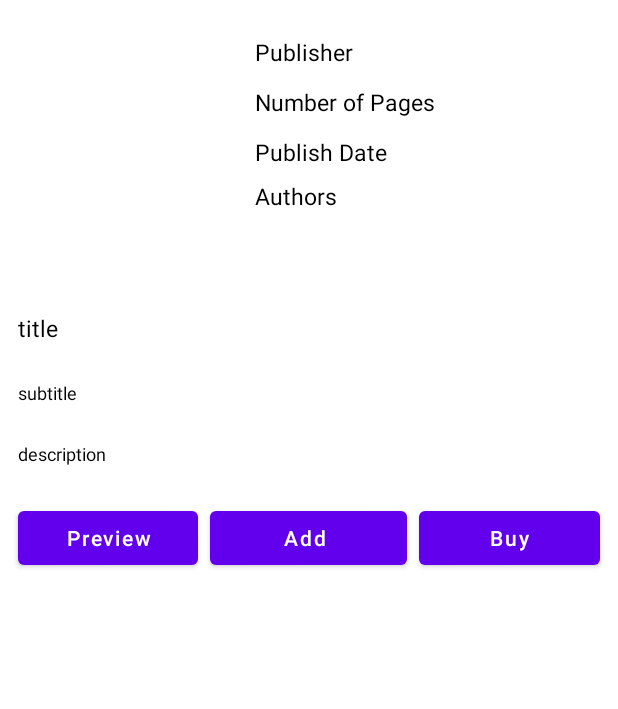
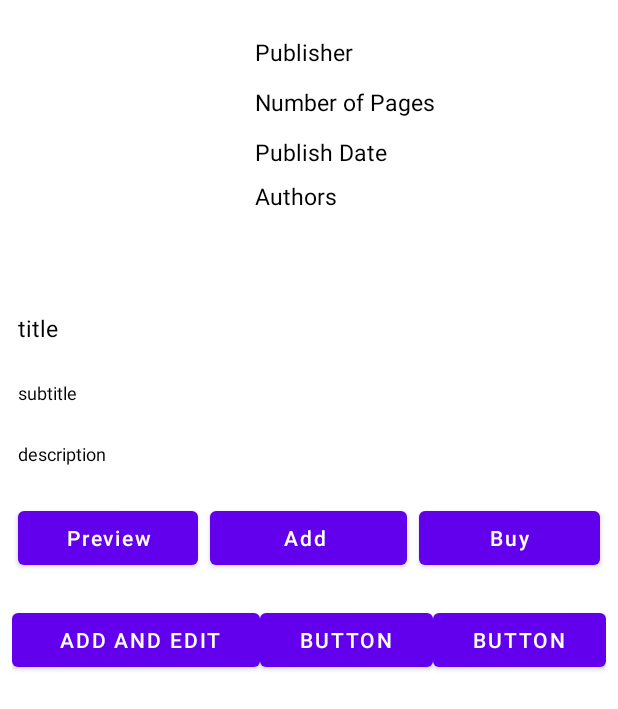
Before and after one commit to DeJuRapp/Book-Inventory-Management, an Android app: the layout activity_book_details.xml on its own in the app's theme, with its tools: preview values and no code run, on a phone screen of 412 x 824 dp. Shown: the top 709 px of the screen. Run offline under Robolectric (Android 15) with nearby library versions, the phone set to English and light mode, and no system bars.

Commit message:
Added new view Layout for the save management

```diff
--- a/app/src/main/res/layout/activity_book_details.xml
+++ b/app/src/main/res/layout/activity_book_details.xml
@@ -112,7 +112,7 @@
 
         <LinearLayout
             android:layout_width="match_parent"
-            android:layout_height="77dp"
+            android:layout_height="wrap_content"
             android:layout_margin="8dp"
             android:orientation="horizontal"
             android:weightSum="3">
@@ -149,5 +149,41 @@
 
         </LinearLayout>
 
+        <LinearLayout
+            android:layout_width="match_parent"
+            android:layout_height="165dp"
+            android:layout_weight="1"
+            android:orientation="vertical">
+
+            <LinearLayout
+                android:layout_width="match_parent"
+                android:layout_height="wrap_content"
+                android:layout_margin="8dp"
+                android:orientation="horizontal"
+                android:weightSum="3">
+
+                <Button
+                    android:id="@+id/editBtn"
+                    android:layout_width="wrap_content"
+                    android:layout_height="wrap_content"
+                    android:layout_weight="1"
+                    android:text=" Add and edit" />
+
+                <Button
+                    android:id="@+id/button6"
+                    android:layout_width="wrap_content"
+                    android:layout_height="wrap_content"
+                    android:layout_weight="1"
+                    android:text="Button" />
+
+                <Button
+                    android:id="@+id/button7"
+                    android:layout_width="wrap_content"
+                    android:layout_height="wrap_content"
+                    android:layout_weight="1"
+                    android:text="Button" />
+            </LinearLayout>
+        </LinearLayout>
+
     </LinearLayout>
 </ScrollView>
```
Also changed, not shown: app/src/main/java/com/example/tutoria1/acitivty_library.java (added, +17 -0 lines), app/src/main/res/layout/activity_library.xml (added, +95 -0 lines).
